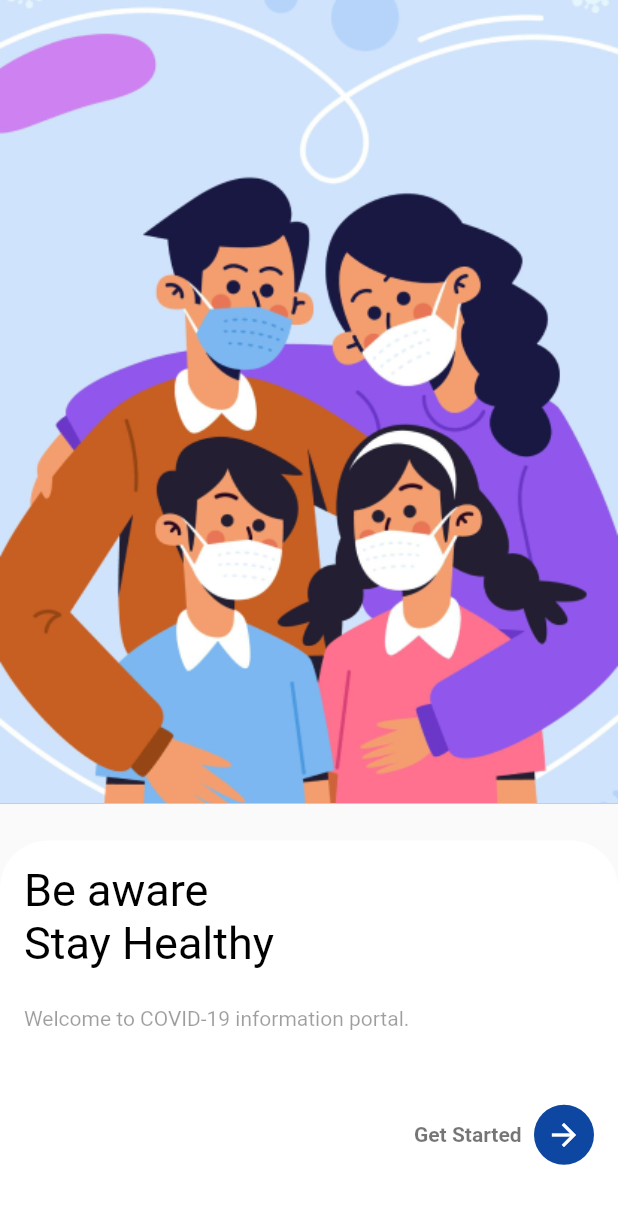
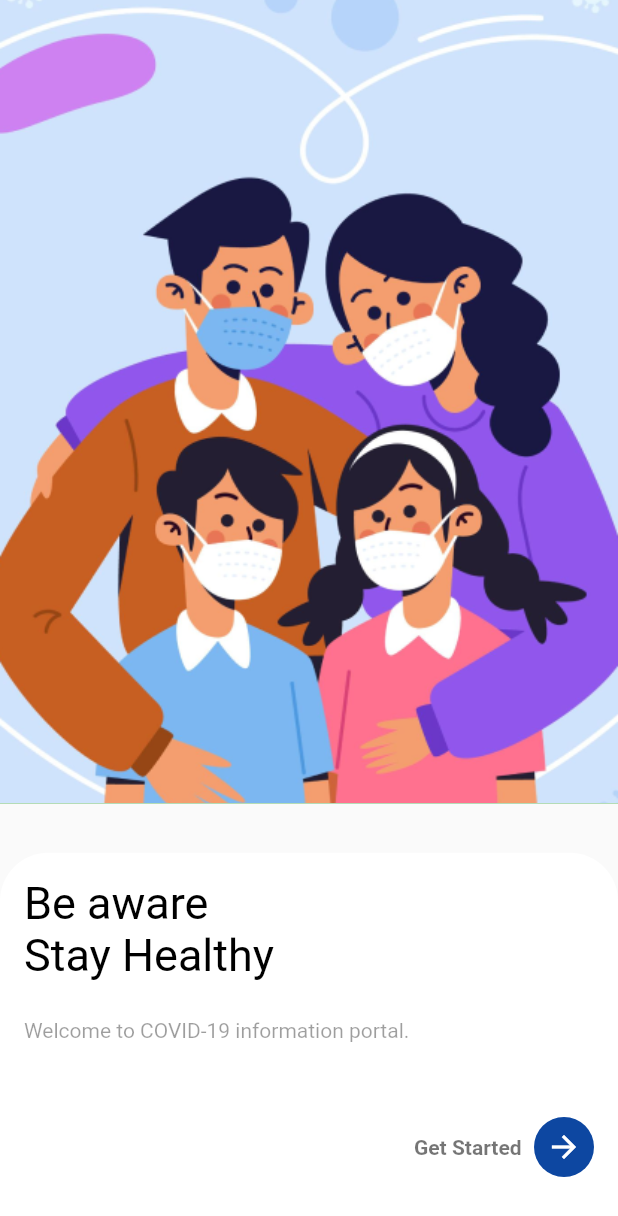
Before and after one commit to rjlama07/Flutter-Covid_INFO_APP-WITH-GETX, a Flutter app: the screen it shows after launch, on a phone screen of 412 x 824 dp. Shown: the top 1216 px of the screen. Run offline on Flutter 3.47's test engine with Material 2 defaults, Android fonts, the phone set to English and light mode, and no system bars; our stand-ins replace cached_network_image, firebase_auth, firebase_core, get, google_nav_bar, google_sign_in and 6 more; accounts and stored records are empty; project files that could hold a hidden picture were left out.

Commit message:
fixed overflow pixel in onbording screen

```diff
--- a/lib/main.dart
+++ b/lib/main.dart
@@ -3,7 +3,8 @@ import 'package:coivd_19_app/screens/home_page.dart';
 import 'package:coivd_19_app/screens/login_page.dart';
 import 'package:coivd_19_app/screens/onboarding_screen.dart';
 import 'package:coivd_19_app/screens/splash_screen.dart';
-import 'package:coivd_19_app/widgets/bottomNavBar.dart';
+import 'package:coivd_19_app/widgets/bottom_nav_bar.dart';
+
 import 'package:firebase_core/firebase_core.dart';
 import 'package:flutter/material.dart';
 import 'package:flutter/services.dart';
--- a/lib/screens/onboarding_screen.dart
+++ b/lib/screens/onboarding_screen.dart
@@ -24,7 +24,7 @@ class Onboarding extends StatelessWidget {
             Align(
               alignment: Alignment.bottomCenter,
               child: Container(
-                height: MediaQuery.of(context).size.height * 0.32,
+                height: MediaQuery.of(context).size.height * 0.31,
                 width: double.maxFinite,
                 decoration: const BoxDecoration(
                     color: Colors.white,
```
